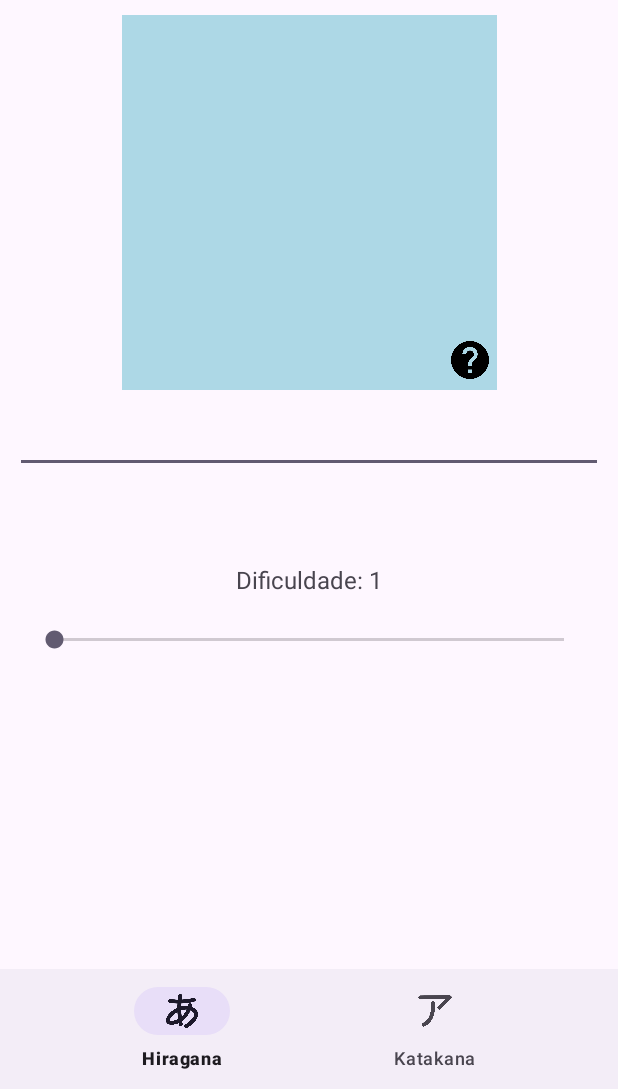
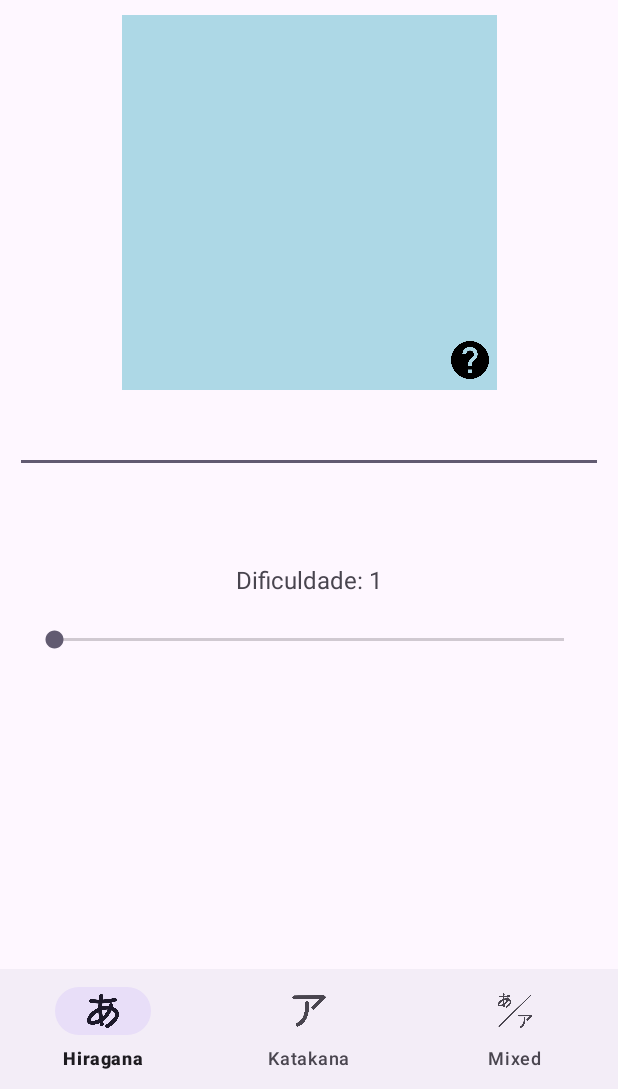
Before and after one commit to carlinhos11012/learnKanasMobile, an Android app: the layout activity_main.xml on its own in the app's theme, with its tools: preview values and no code run, on a phone screen of 412 x 824 dp, the part 147-1236 px from its top. Run offline under Robolectric (Android 15) with nearby library versions, the phone set to English and light mode, and no system bars.

Commit message:
lista mista

```diff
--- a/app/src/main/java/com/example/learnkanas/MainActivity.kt
+++ b/app/src/main/java/com/example/learnkanas/MainActivity.kt
@@ -44,6 +44,11 @@ class MainActivity : AppCompatActivity() {
                 }
                 R.id.nav_katakana -> {
                     listType = "katakana"
+                    updateUIWithRandomKana()
+                    true
+                }
+                R.id.nav_mixed -> {
+                    listType = "mixed"
                     updateUIWithRandomKana()
                     true
                 }
--- a/app/src/main/java/com/example/learnkanas/model/DataStore.kt
+++ b/app/src/main/java/com/example/learnkanas/model/DataStore.kt
@@ -7,10 +7,13 @@ import java.io.InputStreamReader
 object DataStore {
     var hiraganaList: MutableList<Kana> = mutableListOf()
     var katakanaList: MutableList<Kana> = mutableListOf()
+    var mixedList: MutableList<Kana> = mutableListOf()
 
     fun loadKanas(context: Context) {
         hiraganaList = loadJson(context, "hiragana.json")
         katakanaList = loadJson(context, "katakana.json")
+        mixedList.addAll(hiraganaList)
+        mixedList.addAll(katakanaList)
     }
 
     private fun loadJson(context: Context, fileName: String): MutableList<Kana> {
@@ -24,6 +27,7 @@ object DataStore {
         return when (listType) {
             "hiragana" -> hiraganaList[position]
             "katakana" -> katakanaList[position]
+            "mixed" -> mixedList[position]
             else -> throw IllegalArgumentException("Invalid list type")
         }
     }
@@ -32,6 +36,7 @@ object DataStore {
         return when (listType) {
             "hiragana" -> hiraganaList.size
             "katakana" -> katakanaList.size
+            "mixed" -> katakanaList.size + hiraganaList.size
             else -> throw IllegalArgumentException("Invalid list type")
         }
     }
--- a/app/src/main/res/menu/bottom_navigation_menu.xml
+++ b/app/src/main/res/menu/bottom_navigation_menu.xml
@@ -8,4 +8,8 @@
         android:id="@+id/nav_katakana"
         android:icon="@drawable/ic_katakana"
         android:title="Katakana" />
+    <item
+        android:id="@+id/nav_mixed"
+        android:icon="@drawable/ic_mixed"
+        android:title="Mixed" />
 </menu>
```
Also changed, not shown: app/src/main/res/drawable/ic_mixed.png (added).
